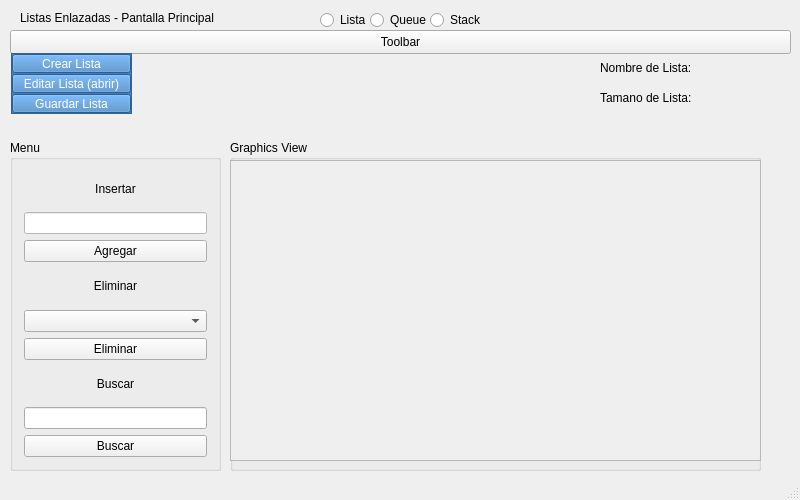
This is ProyectoEstructuraDeDatos/MainWindow.ui in josuedejesus/ProjectoEstructuraDeDatos as Qt 5 draws it before an edit. The edited form follows.
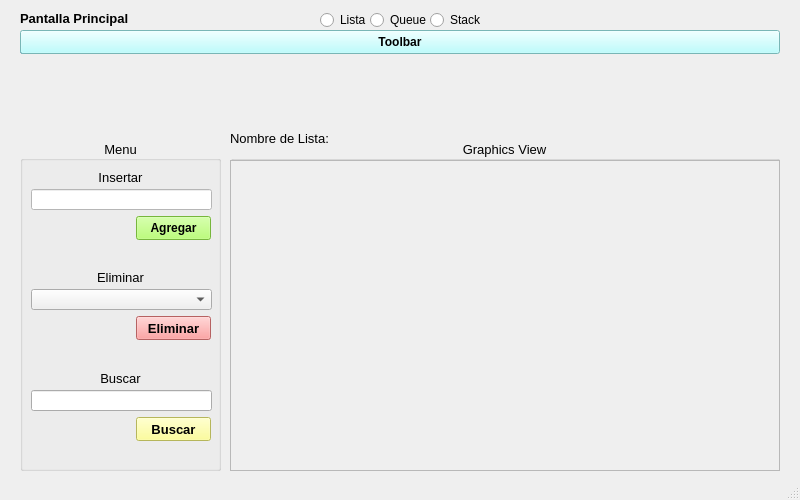
This is the edited form.

Commit message: queue y stack funcionales, funcion de crear archivo, guardar, y abrir

What changed in the file:
```diff
--- a/ProyectoEstructuraDeDatos/MainWindow.ui
+++ b/ProyectoEstructuraDeDatos/MainWindow.ui
@@ -22,39 +22,31 @@
      <rect>
       <x>20</x>
       <y>10</y>
-      <width>251</width>
-      <height>16</height>
-     </rect>
-    </property>
-    <property name="styleSheet">
-     <string notr="true">font: 10pt &quot;Segoe UI&quot;;</string>
-    </property>
-    <property name="text">
-     <string>Listas Enlazadas - Pantalla Principal</string>
-    </property>
-   </widget>
-   <widget class="QPushButton" name="butt_toolbar">
-    <property name="geometry">
-     <rect>
-      <x>10</x>
-      <y>30</y>
-      <width>781</width>
-      <height>24</height>
-     </rect>
-    </property>
-    <property name="styleSheet">
-     <string notr="true"/>
-    </property>
-    <property name="text">
-     <string>Toolbar</string>
-    </property>
-   </widget>
-   <widget class="QGroupBox" name="groupBox_menu">
-    <property name="geometry">
-     <rect>
-      <x>10</x>
-      <y>140</y>
       <width>211</width>
+      <height>16</height>
+     </rect>
+    </property>
+    <property name="font">
+     <font>
+      <family>Segoe UI</family>
+      <pointsize>10</pointsize>
+      <italic>false</italic>
+      <bold>true</bold>
+     </font>
+    </property>
+    <property name="styleSheet">
+     <string notr="true"/>
+    </property>
+    <property name="text">
+     <string>Pantalla Principal</string>
+    </property>
+   </widget>
+   <widget class="QGroupBox" name="groupBox_menu">
+    <property name="geometry">
+     <rect>
+      <x>20</x>
+      <y>140</y>
+      <width>201</width>
       <height>331</height>
      </rect>
     </property>
@@ -500,311 +492,301 @@
       </disabled>
      </palette>
     </property>
+    <property name="font">
+     <font>
+      <pointsize>10</pointsize>
+      <italic>false</italic>
+      <bold>false</bold>
+     </font>
+    </property>
+    <property name="layoutDirection">
+     <enum>Qt::LeftToRight</enum>
+    </property>
     <property name="styleSheet">
      <string notr="true"/>
     </property>
     <property name="title">
      <string>Menu</string>
     </property>
-    <layout class="QVBoxLayout" name="verticalLayout_2">
-     <item>
-      <widget class="QLabel" name="label_insertar">
-       <property name="sizePolicy">
-        <sizepolicy hsizetype="Minimum" vsizetype="Preferred">
-         <horstretch>0</horstretch>
-         <verstretch>0</verstretch>
-        </sizepolicy>
-       </property>
-       <property name="styleSheet">
-        <string notr="true"/>
-       </property>
-       <property name="text">
-        <string>Insertar</string>
-       </property>
-       <property name="alignment">
-        <set>Qt::AlignCenter</set>
-       </property>
-      </widget>
-     </item>
-     <item>
-      <widget class="QLineEdit" name="txt_insertar">
-       <property name="sizePolicy">
-        <sizepolicy hsizetype="Expanding" vsizetype="Fixed">
-         <horstretch>0</horstretch>
-         <verstretch>0</verstretch>
-        </sizepolicy>
-       </property>
-       <property name="styleSheet">
-        <string notr="true">background-color: rgb(255, 255, 255);</string>
-       </property>
-      </widget>
-     </item>
-     <item>
-      <widget class="QPushButton" name="butt_agregar">
-       <property name="enabled">
-        <bool>true</bool>
-       </property>
-       <property name="sizePolicy">
-        <sizepolicy hsizetype="Minimum" vsizetype="Fixed">
-         <horstretch>0</horstretch>
-         <verstretch>0</verstretch>
-        </sizepolicy>
-       </property>
-       <property name="baseSize">
-        <size>
-         <width>0</width>
-         <height>0</height>
-        </size>
-       </property>
-       <property name="layoutDirection">
-        <enum>Qt::LeftToRight</enum>
-       </property>
-       <property name="styleSheet">
-        <string notr="true"/>
-       </property>
-       <property name="text">
-        <string>Agregar</string>
-       </property>
-      </widget>
-     </item>
-     <item>
-      <widget class="QLabel" name="label_eliminar">
-       <property name="sizePolicy">
-        <sizepolicy hsizetype="Minimum" vsizetype="Preferred">
-         <horstretch>0</horstretch>
-         <verstretch>0</verstretch>
-        </sizepolicy>
-       </property>
-       <property name="styleSheet">
-        <string notr="true"/>
-       </property>
-       <property name="text">
-        <string>Eliminar</string>
-       </property>
-       <property name="alignment">
-        <set>Qt::AlignCenter</set>
-       </property>
-      </widget>
-     </item>
-     <item>
-      <widget class="QComboBox" name="combo_eliminar">
-       <property name="styleSheet">
-        <string notr="true"/>
-       </property>
-      </widget>
-     </item>
-     <item>
-      <widget class="QPushButton" name="butt_eliminar">
-       <property name="sizePolicy">
-        <sizepolicy hsizetype="Minimum" vsizetype="Fixed">
-         <horstretch>0</horstretch>
-         <verstretch>0</verstretch>
-        </sizepolicy>
-       </property>
-       <property name="styleSheet">
-        <string notr="true"/>
-       </property>
-       <property name="text">
-        <string>Eliminar</string>
-       </property>
-      </widget>
-     </item>
-     <item>
-      <widget class="QLabel" name="label_buscar">
-       <property name="sizePolicy">
-        <sizepolicy hsizetype="Minimum" vsizetype="Preferred">
-         <horstretch>0</horstretch>
-         <verstretch>0</verstretch>
-        </sizepolicy>
-       </property>
-       <property name="styleSheet">
-        <string notr="true"/>
-       </property>
-       <property name="text">
-        <string>Buscar</string>
-       </property>
-       <property name="alignment">
-        <set>Qt::AlignCenter</set>
-       </property>
-      </widget>
-     </item>
-     <item>
-      <widget class="QLineEdit" name="txt_buscar">
-       <property name="styleSheet">
-        <string notr="true"/>
-       </property>
-      </widget>
-     </item>
-     <item>
-      <widget class="QPushButton" name="butt_buscar">
-       <property name="sizePolicy">
-        <sizepolicy hsizetype="Minimum" vsizetype="Fixed">
-         <horstretch>0</horstretch>
-         <verstretch>0</verstretch>
-        </sizepolicy>
-       </property>
-       <property name="styleSheet">
-        <string notr="true"/>
-       </property>
-       <property name="text">
-        <string>Buscar</string>
-       </property>
-      </widget>
-     </item>
-    </layout>
-   </widget>
-   <widget class="QFrame" name="frame_opciones">
-    <property name="enabled">
-     <bool>true</bool>
+    <property name="alignment">
+     <set>Qt::AlignCenter</set>
     </property>
-    <property name="geometry">
-     <rect>
-      <x>11</x>
-      <y>53</y>
-      <width>121</width>
-      <height>61</height>
-     </rect>
-    </property>
-    <property name="styleSheet">
-     <string notr="true">background-color: rgb(211, 211, 211);
-background-color: rgb(65, 129, 194);</string>
-    </property>
-    <property name="frameShape">
-     <enum>QFrame::StyledPanel</enum>
-    </property>
-    <property name="frameShadow">
-     <enum>QFrame::Raised</enum>
-    </property>
-    <layout class="QVBoxLayout" name="verticalLayout">
-     <property name="spacing">
-      <number>1</number>
+    <widget class="QLineEdit" name="txt_buscar">
+     <property name="geometry">
+      <rect>
+       <x>11</x>
+       <y>250</y>
+       <width>181</width>
+       <height>21</height>
+      </rect>
      </property>
-     <property name="leftMargin">
-      <number>0</number>
+     <property name="styleSheet">
+      <string notr="true"/>
      </property>
-     <property name="topMargin">
-      <number>0</number>
+    </widget>
+    <widget class="QLabel" name="label_buscar">
+     <property name="geometry">
+      <rect>
+       <x>3</x>
+       <y>228</y>
+       <width>195</width>
+       <height>20</height>
+      </rect>
      </property>
-     <property name="rightMargin">
-      <number>0</number>
+     <property name="sizePolicy">
+      <sizepolicy hsizetype="Minimum" vsizetype="Preferred">
+       <horstretch>0</horstretch>
+       <verstretch>0</verstretch>
+      </sizepolicy>
      </property>
-     <property name="bottomMargin">
-      <number>0</number>
+     <property name="font">
+      <font>
+       <pointsize>10</pointsize>
+       <italic>false</italic>
+       <bold>false</bold>
+      </font>
      </property>
-     <item>
-      <widget class="QPushButton" name="butt_crear_lista">
-       <property name="enabled">
-        <bool>true</bool>
-       </property>
-       <property name="styleSheet">
-        <string notr="true">color: rgb(255, 255, 255);
-</string>
-       </property>
-       <property name="text">
-        <string>Crear Lista</string>
-       </property>
-      </widget>
-     </item>
-     <item>
-      <widget class="QPushButton" name="butt_editar_lista">
-       <property name="styleSheet">
-        <string notr="true">color: rgb(255, 255, 255);
-
-</string>
-       </property>
-       <property name="text">
-        <string>Editar Lista (abrir)</string>
-       </property>
-      </widget>
-     </item>
-     <item>
-      <widget class="QPushButton" name="butt_guardar_lista">
-       <property name="styleSheet">
-        <string notr="true">color: rgb(255, 255, 255);
-
-</string>
-       </property>
-       <property name="text">
-        <string>Guardar Lista</string>
-       </property>
-      </widget>
-     </item>
-    </layout>
-   </widget>
-   <widget class="QLabel" name="label">
-    <property name="geometry">
-     <rect>
-      <x>600</x>
-      <y>90</y>
-      <width>91</width>
-      <height>16</height>
-     </rect>
-    </property>
-    <property name="text">
-     <string>Tamano de Lista:</string>
-    </property>
-   </widget>
-   <widget class="QLabel" name="label_tamano">
-    <property name="geometry">
-     <rect>
-      <x>690</x>
-      <y>90</y>
-      <width>101</width>
-      <height>20</height>
-     </rect>
-    </property>
-    <property name="text">
-     <string/>
-    </property>
-   </widget>
-   <widget class="QLabel" name="label_archivo">
-    <property name="geometry">
-     <rect>
-      <x>690</x>
-      <y>60</y>
-      <width>101</width>
-      <height>16</height>
-     </rect>
-    </property>
-    <property name="text">
-     <string/>
-    </property>
-   </widget>
-   <widget class="QLabel" name="label_insertar_2">
-    <property name="geometry">
-     <rect>
-      <x>600</x>
-      <y>60</y>
-      <width>91</width>
-      <height>16</height>
-     </rect>
-    </property>
-    <property name="styleSheet">
-     <string notr="true"/>
-    </property>
-    <property name="text">
-     <string>Nombre de Lista:</string>
-    </property>
+     <property name="styleSheet">
+      <string notr="true"/>
+     </property>
+     <property name="text">
+      <string>Buscar</string>
+     </property>
+     <property name="alignment">
+      <set>Qt::AlignCenter</set>
+     </property>
+    </widget>
+    <widget class="QPushButton" name="butt_buscar">
+     <property name="geometry">
+      <rect>
+       <x>116</x>
+       <y>277</y>
+       <width>75</width>
+       <height>24</height>
+      </rect>
+     </property>
+     <property name="sizePolicy">
+      <sizepolicy hsizetype="Minimum" vsizetype="Fixed">
+       <horstretch>0</horstretch>
+       <verstretch>0</verstretch>
+      </sizepolicy>
+     </property>
+     <property name="font">
+      <font>
+       <bold>true</bold>
+      </font>
+     </property>
+     <property name="styleSheet">
+      <string notr="true">background-color: rgb(255, 255, 127);</string>
+     </property>
+     <property name="text">
+      <string>Buscar</string>
+     </property>
+    </widget>
+    <widget class="QComboBox" name="combo_eliminar">
+     <property name="geometry">
+      <rect>
+       <x>11</x>
+       <y>149</y>
+       <width>181</width>
+       <height>21</height>
+      </rect>
+     </property>
+     <property name="styleSheet">
+      <string notr="true"/>
+     </property>
+    </widget>
+    <widget class="QLabel" name="label_eliminar">
+     <property name="geometry">
+      <rect>
+       <x>3</x>
+       <y>127</y>
+       <width>195</width>
+       <height>20</height>
+      </rect>
+     </property>
+     <property name="sizePolicy">
+      <sizepolicy hsizetype="Minimum" vsizetype="Preferred">
+       <horstretch>0</horstretch>
+       <verstretch>0</verstretch>
+      </sizepolicy>
+     </property>
+     <property name="font">
+      <font>
+       <pointsize>10</pointsize>
+       <italic>false</italic>
+       <bold>false</bold>
+      </font>
+     </property>
+     <property name="styleSheet">
+      <string notr="true"/>
+     </property>
+     <property name="text">
+      <string>Eliminar</string>
+     </property>
+     <property name="alignment">
+      <set>Qt::AlignCenter</set>
+     </property>
+    </widget>
+    <widget class="QPushButton" name="butt_eliminar">
+     <property name="geometry">
+      <rect>
+       <x>116</x>
+       <y>176</y>
+       <width>75</width>
+       <height>24</height>
+      </rect>
+     </property>
+     <property name="sizePolicy">
+      <sizepolicy hsizetype="Minimum" vsizetype="Fixed">
+       <horstretch>0</horstretch>
+       <verstretch>0</verstretch>
+      </sizepolicy>
+     </property>
+     <property name="font">
+      <font>
+       <bold>true</bold>
+      </font>
+     </property>
+     <property name="styleSheet">
+      <string notr="true">background-color: rgb(255, 137, 137);</string>
+     </property>
+     <property name="text">
+      <string>Eliminar</string>
+     </property>
+    </widget>
+    <widget class="QLabel" name="label_insertar">
+     <property name="geometry">
+      <rect>
+       <x>3</x>
+       <y>27</y>
+       <width>195</width>
+       <height>20</height>
+      </rect>
+     </property>
+     <property name="sizePolicy">
+      <sizepolicy hsizetype="Minimum" vsizetype="Preferred">
+       <horstretch>0</horstretch>
+       <verstretch>0</verstretch>
+      </sizepolicy>
+     </property>
+     <property name="font">
+      <font>
+       <pointsize>10</pointsize>
+       <italic>false</italic>
+       <bold>false</bold>
+       <underline>false</underline>
+       <strikeout>false</strikeout>
+       <stylestrategy>PreferDefault</stylestrategy>
+      </font>
+     </property>
+     <property name="styleSheet">
+      <string notr="true"/>
+     </property>
+     <property name="text">
+      <string>Insertar</string>
+     </property>
+     <property name="alignment">
+      <set>Qt::AlignCenter</set>
+     </property>
+    </widget>
+    <widget class="QLineEdit" name="txt_insertar">
+     <property name="geometry">
+      <rect>
+       <x>11</x>
+       <y>49</y>
+       <width>181</width>
+       <height>21</height>
+      </rect>
+     </property>
+     <property name="sizePolicy">
+      <sizepolicy hsizetype="Expanding" vsizetype="Fixed">
+       <horstretch>0</horstretch>
+       <verstretch>0</verstretch>
+      </sizepolicy>
+     </property>
+     <property name="styleSheet">
+      <string notr="true">background-color: rgb(255, 255, 255);</string>
+     </property>
+    </widget>
+    <widget class="QPushButton" name="butt_agregar">
+     <property name="enabled">
+      <bool>true</bool>
+     </property>
+     <property name="geometry">
+      <rect>
+       <x>116</x>
+       <y>76</y>
+       <width>75</width>
+       <height>24</height>
+      </rect>
+     </property>
+     <property name="sizePolicy">
+      <sizepolicy hsizetype="Minimum" vsizetype="Fixed">
+       <horstretch>0</horstretch>
+       <verstretch>0</verstretch>
+      </sizepolicy>
+     </property>
+     <property name="baseSize">
+      <size>
+       <width>0</width>
+       <height>0</height>
+      </size>
+     </property>
+     <property name="font">
+      <font>
+       <pointsize>9</pointsize>
+       <bold>true</bold>
+      </font>
+     </property>
+     <property name="layoutDirection">
+      <enum>Qt::LeftToRight</enum>
+     </property>
+     <property name="styleSheet">
+      <string notr="true">background-color: rgb(167, 255, 84);</string>
+     </property>
+     <property name="text">
+      <string>Agregar</string>
+     </property>
+    </widget>
    </widget>
    <widget class="QGroupBox" name="groupBox">
     <property name="geometry">
      <rect>
       <x>230</x>
       <y>140</y>
-      <width>531</width>
+      <width>550</width>
       <height>331</height>
      </rect>
     </property>
+    <property name="font">
+     <font>
+      <pointsize>10</pointsize>
+      <bold>false</bold>
+     </font>
+    </property>
+    <property name="layoutDirection">
+     <enum>Qt::LeftToRight</enum>
+    </property>
+    <property name="autoFillBackground">
+     <bool>false</bool>
+    </property>
+    <property name="styleSheet">
+     <string notr="true"/>
+    </property>
     <property name="title">
      <string>Graphics View</string>
     </property>
+    <property name="alignment">
+     <set>Qt::AlignCenter</set>
+    </property>
     <widget class="QFrame" name="frame_view">
      <property name="geometry">
       <rect>
        <x>0</x>
        <y>20</y>
-       <width>531</width>
-       <height>301</height>
+       <width>550</width>
+       <height>311</height>
       </rect>
      </property>
      <property name="frameShape">
@@ -818,8 +800,8 @@
        <rect>
         <x>0</x>
         <y>0</y>
-        <width>531</width>
-        <height>301</height>
+        <width>550</width>
+        <height>311</height>
        </rect>
       </property>
       <property name="widgetResizable">
@@ -830,8 +812,8 @@
         <rect>
          <x>0</x>
          <y>0</y>
-         <width>529</width>
-         <height>299</height>
+         <width>548</width>
+         <height>309</height>
         </rect>
        </property>
        <widget class="QWidget" name="verticalLayoutWidget">
@@ -839,25 +821,25 @@
          <rect>
           <x>0</x>
           <y>0</y>
-          <width>531</width>
-          <height>301</height>
+          <width>551</width>
+          <height>311</height>
          </rect>
         </property>
         <layout class="QVBoxLayout" name="layout">
          <property name="spacing">
-          <number>20</number>
+          <number>2</number>
          </property>
          <property name="sizeConstraint">
           <enum>QLayout::SetNoConstraint</enum>
          </property>
          <property name="leftMargin">
-          <number>200</number>
+          <number>230</number>
          </property>
          <property name="topMargin">
           <number>10</number>
          </property>
          <property name="rightMargin">
-          <number>200</number>
+          <number>230</number>
          </property>
          <property name="bottomMargin">
           <number>10</number>
@@ -923,6 +905,98 @@
      <string>Stack</string>
     </property>
    </widget>
+   <widget class="QComboBox" name="combo_opciones">
+    <property name="geometry">
+     <rect>
+      <x>20</x>
+      <y>33</y>
+      <width>121</width>
+      <height>21</height>
+     </rect>
+    </property>
+    <property name="styleSheet">
+     <string notr="true">background-color: rgb(65, 129, 194);
+color: rgb(255, 255, 255);</string>
+    </property>
+    <item>
+     <property name="text">
+      <string>Crear Lista</string>
+     </property>
+    </item>
+    <item>
+     <property name="text">
+      <string>Editar Lista (abrir)</string>
+     </property>
+    </item>
+    <item>
+     <property name="text">
+      <string>Guardar Lista</string>
+     </property>
+    </item>
+   </widget>
+   <widget class="QPushButton" name="butt_toolbar">
+    <property name="geometry">
+     <rect>
+      <x>20</x>
+      <y>30</y>
+      <width>760</width>
+      <height>24</height>
+     </rect>
+    </property>
+    <property name="font">
+     <font>
+      <italic>false</italic>
+      <bold>true</bold>
+     </font>
+    </property>
+    <property name="styleSheet">
+     <string notr="true">background-color: rgb(170, 255, 255);
+</string>
+    </property>
+    <property name="text">
+     <string>Toolbar</string>
+    </property>
+   </widget>
+   <widget class="QLabel" name="label_nombre">
+    <property name="geometry">
+     <rect>
+      <x>230</x>
+      <y>130</y>
+      <width>111</width>
+      <height>16</height>
+     </rect>
+    </property>
+    <property name="font">
+     <font>
+      <pointsize>10</pointsize>
+      <bold>false</bold>
+     </font>
+    </property>
+    <property name="styleSheet">
+     <string notr="true"/>
+    </property>
+    <property name="text">
+     <string>Nombre de Lista:</string>
+    </property>
+   </widget>
+   <widget class="QLabel" name="label_nombre_archivo">
+    <property name="geometry">
+     <rect>
+      <x>333</x>
+      <y>130</y>
+      <width>81</width>
+      <height>16</height>
+     </rect>
+    </property>
+    <property name="font">
+     <font>
+      <pointsize>10</pointsize>
+     </font>
+    </property>
+    <property name="text">
+     <string/>
+    </property>
+   </widget>
   </widget>
   <widget class="QStatusBar" name="statusBar"/>
   <action name="actionCrear_Lista">
```
Left out of the diff: 2 changed lines with no effect on the pictures. The commit also changes 37 other files.
